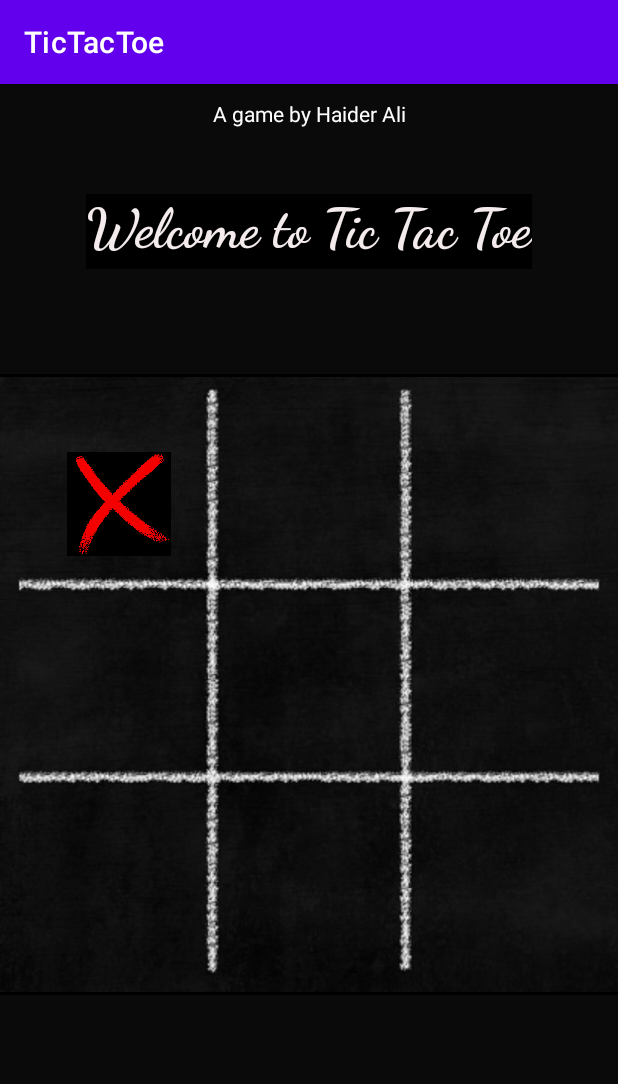
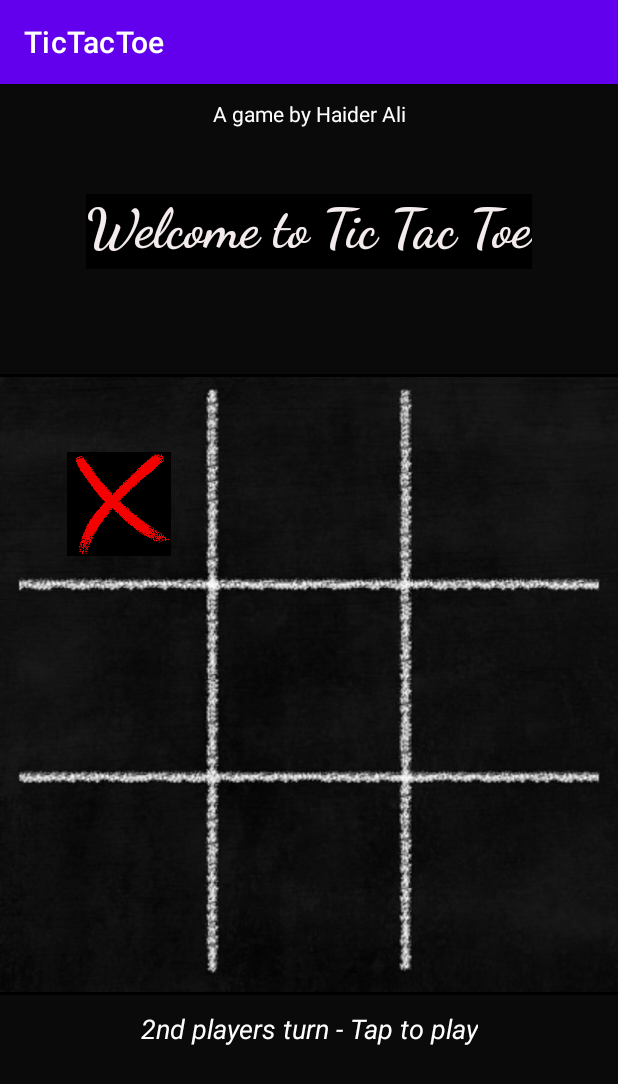
Before and after one commit to haiderali015/TicTacToe-Game, an Android app: the screen it shows after launch (MainActivity), after a tap on an icon or button, on a phone screen of 412 x 824 dp. Shown: the top 1084 px of the screen. Run offline under Robolectric (Android 15) with nearby library versions, the phone set to English and light mode, and no system bars; 1 statement that could not run was skipped.

Commit message:
who has won module is initiating

```diff
--- a/app/src/main/java/com/example/tictactoe/MainActivity.java
+++ b/app/src/main/java/com/example/tictactoe/MainActivity.java
@@ -5,6 +5,7 @@ import androidx.appcompat.app.AppCompatActivity;
 import android.os.Bundle;
 import android.view.View;
 import android.widget.ImageView;
+import android.widget.TextView;
 
 public class MainActivity extends AppCompatActivity {
     int activePlayer=0;
@@ -22,16 +23,33 @@ public class MainActivity extends AppCompatActivity {
             {
                 img.setImageResource(R.drawable.styx);
                 activePlayer=1;
+                TextView status = findViewById(R.id.status);
+                status.setText("2nd players turn - Tap to play");
+
 
             }
             else
             {
                 img.setImageResource(R.drawable.circle);
                 activePlayer=0;
+                TextView status = findViewById(R.id.status);
+                status.setText("1st players turn - Tap to play");
 
             }
+            img.animate().translationYBy(1000f).setDuration(300);
+
         }
-        img.animate().translationYBy(1000f).setDuration(300);
+        for(int [] winPosition: winPositions)
+        {
+            if(gamestate[winPosition[0]]==gamestate[winPosition[1]] &&
+               gamestate[winPosition[1]]==gamestate[winPosition[2]] &&
+                    gamestate[winPosition[0]] != 2 )
+            {
+                //somebody has won find who?
+
+            }
+
+        }
     }
     @Override
     protected void onCreate(Bundle savedInstanceState) {
--- a/app/src/main/res/layout/activity_main.xml
+++ b/app/src/main/res/layout/activity_main.xml
@@ -159,18 +159,18 @@
 
     </LinearLayout>
 
-<!--    <TextView-->
-<!--        android:id="@+id/status"-->
-<!--        android:layout_width="wrap_content"-->
-<!--        android:layout_height="wrap_content"-->
-<!--        android:layout_marginBottom="15sp"-->
-<!--        android:textSize="18sp"-->
-
-<!--        android:textStyle="italic"-->
-<!--        app:layout_constraintBottom_toBottomOf="parent"-->
-<!--        app:layout_constraintEnd_toEndOf="parent"-->
-<!--        app:layout_constraintStart_toStartOf="parent"-->
-<!--        app:layout_constraintTop_toBottomOf="@+id/linearLayout" />-->
+    <TextView
+        android:id="@+id/status"
+        android:layout_width="wrap_content"
+        android:layout_height="wrap_content"
+        android:padding="20sp"
+        android:textColor="#FFFFFF"
+        android:textSize="18sp"
+        android:textStyle="italic"
+        app:layout_constraintBottom_toBottomOf="parent"
+        app:layout_constraintEnd_toEndOf="parent"
+        app:layout_constraintStart_toStartOf="parent"
+        app:layout_constraintTop_toBottomOf="@+id/linearLayout" />
 
     <TextView
         android:id="@+id/textView2"
```
